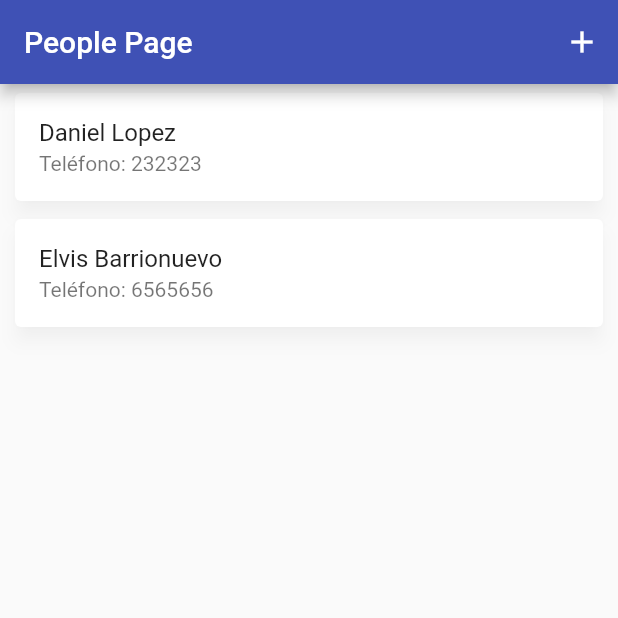
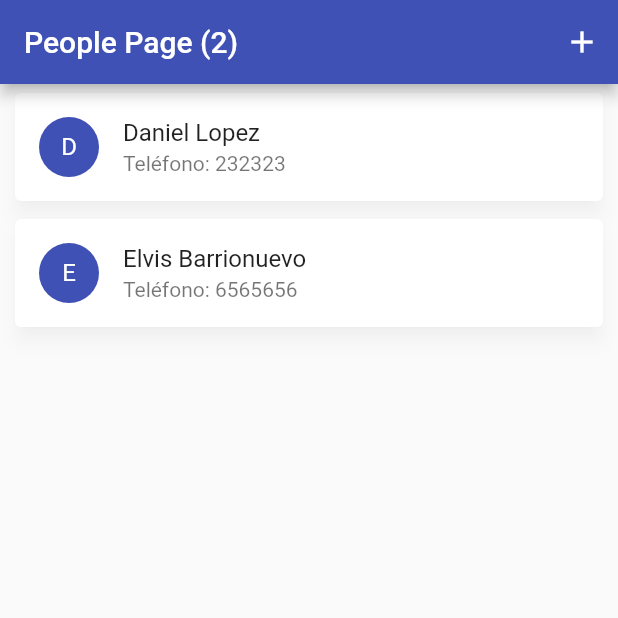
Before and after one commit to ehbarrionuevo/flutter_codigo2_people, a Flutter app: the screen it shows after launch, on a phone screen of 412 x 824 dp, the top half of it. Run offline on Flutter 3.47's test engine with Material 2 defaults, Android fonts, the phone set to English and light mode, and no system bars.

Commit message:
Test 2.9

```diff
--- a/lib/people_page.dart
+++ b/lib/people_page.dart
@@ -30,8 +30,6 @@ class _PeoplePageState extends State<PeoplePage> {
     UserModel(id: 2, name: "Elvis Barrionuevo", phone: "6565656"),
   ];
 
-
-
   Widget itemPersonWidget(Map<String, dynamic> data) {
     return Card(
       color: Colors.white,
@@ -52,11 +50,10 @@ class _PeoplePageState extends State<PeoplePage> {
     return Scaffold(
       appBar: AppBar(
         backgroundColor: Colors.indigo,
-        title: Text("People Page"),
+        title: Text("People Page (${people2.length})"),
         actions: [
           IconButton(
             onPressed: () {
-
               // Map<String, dynamic> myMap = {
               //   "id": 4,
               //   "name": "Fernanda Lopez",
@@ -65,12 +62,12 @@ class _PeoplePageState extends State<PeoplePage> {
               //
               // people.add(myMap);
 
-              UserModel person = UserModel(id: 3, name: "Catalina Montes", phone: "354545");
+              UserModel person =
+                  UserModel(id: 3, name: "Catalina Montes", phone: "354545");
 
               people2.add(person);
 
-              setState((){});
-
+              setState(() {});
             },
             icon: Icon(
               Icons.add,
@@ -81,7 +78,8 @@ class _PeoplePageState extends State<PeoplePage> {
       body: SingleChildScrollView(
         child: Column(
           //children: List.generate(people2.length, (index) => ItemPersonWidget(data: people2[index])),
-          children: people2.map<Widget>((e) => ItemPersonWidget(data: e)).toList(),
+          children:
+              people2.map<Widget>((e) => ItemPersonWidget(data: e)).toList(),
         ),
       ),
     );
@@ -104,6 +102,16 @@ class ItemPersonWidget extends StatelessWidget {
       elevation: 5,
       shadowColor: Colors.black.withOpacity(0.2),
       child: ListTile(
+        leading: CircleAvatar(
+          backgroundColor: Colors.indigo,
+          child: Text(
+            data.name[0],
+            style: TextStyle(
+              color: Colors.white,
+              fontWeight: FontWeight.normal,
+            ),
+          ),
+        ),
         title: Text(
           data.name,
         ),
```
